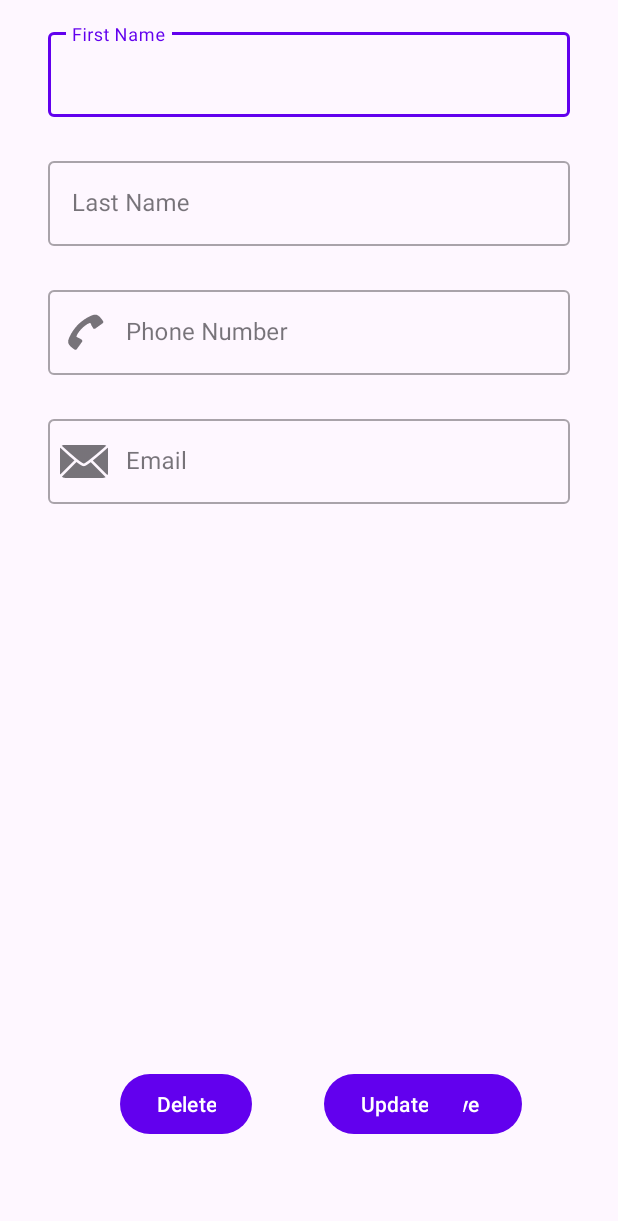
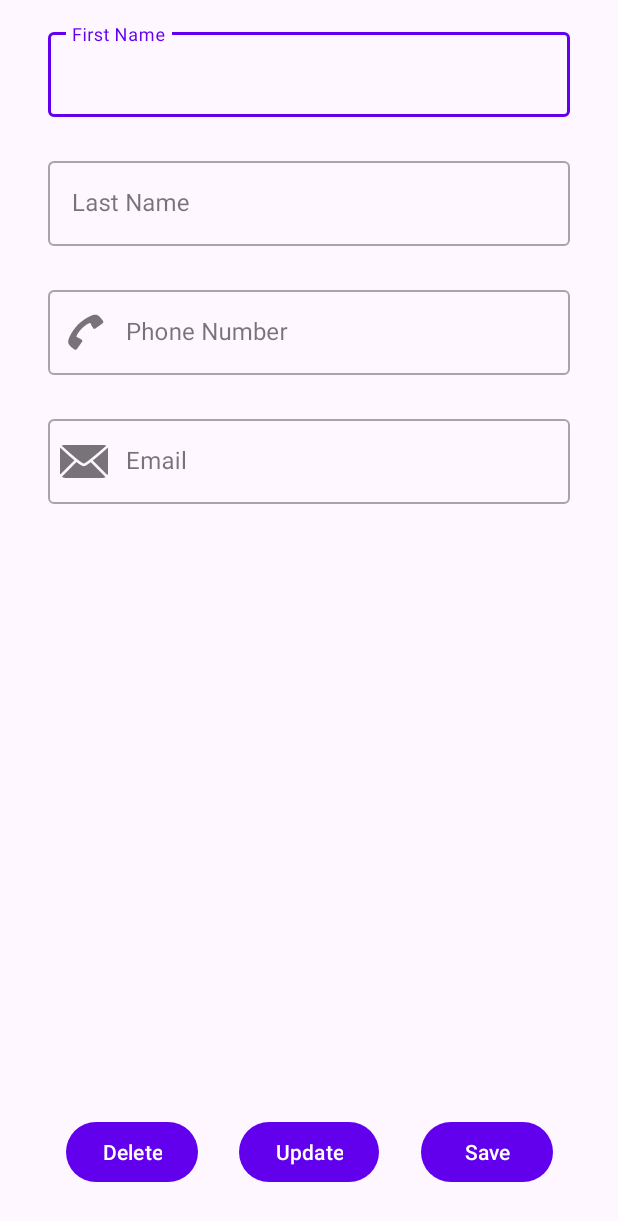
Before and after one commit to stainley/Contact_Entry_Android, an Android app: the MainActivity screen opened directly, with no data from a screen before it, on a phone screen of 412 x 824 dp. Shown: the top 1221 px of the screen. Run offline under Robolectric (Android 15) with nearby library versions, the phone set to English and light mode, and no system bars; 4 statements that could not run were skipped.

Commit message:
Update operation

```diff
--- a/app/src/main/java/ca/app/assasins/contactentryapp/repository/ContactRepository.java
+++ b/app/src/main/java/ca/app/assasins/contactentryapp/repository/ContactRepository.java
@@ -19,7 +19,6 @@ public class ContactRepository {
         contactDao = contactRoom.contactDao();
     }
 
-
     public LiveData<List<Contact>> fetchContacts() {
         return contactDao.fetchAll();
     }
--- a/app/src/main/java/ca/app/assasins/contactentryapp/ui/ContactAdapter.java
+++ b/app/src/main/java/ca/app/assasins/contactentryapp/ui/ContactAdapter.java
@@ -46,6 +46,7 @@ public class ContactAdapter extends RecyclerView.Adapter<ContactAdapter.ContactV
         holder.contactRowCardView.setOnClickListener(contactView -> {
             Intent contactDetailIntent = new Intent(context, MainActivity.class);
             contactDetailIntent.putExtra("contact", contacts.get(position));
+            contactDetailIntent.putExtra("saveBtn", false);
             context.startActivity(contactDetailIntent);
 
         });
--- a/app/src/main/java/ca/app/assasins/contactentryapp/viewmodel/ContactViewModel.java
+++ b/app/src/main/java/ca/app/assasins/contactentryapp/viewmodel/ContactViewModel.java
@@ -37,5 +37,7 @@ public class ContactViewModel extends ViewModel {
         repository.delete(contact);
     }
 
-    public void
+    public void updateContact(Contact contact) {
+        repository.update(contact);
+    }
 }
--- a/app/src/main/res/layout/activity_main.xml
+++ b/app/src/main/res/layout/activity_main.xml
@@ -92,14 +92,14 @@
     </com.google.android.material.textfield.TextInputLayout>
 
 
-
     <com.google.android.material.button.MaterialButton
         android:id="@+id/save_Btn"
         android:layout_width="wrap_content"
         android:layout_height="wrap_content"
-        android:layout_margin="48dp"
         android:text="Save"
         app:layout_constraintBottom_toBottomOf="parent"
+        android:layout_marginBottom="16dp"
+        app:layout_constraintStart_toEndOf="@id/update_Btn"
         app:layout_constraintEnd_toEndOf="parent" />
 
 
@@ -107,23 +107,20 @@
         android:id="@+id/update_Btn"
         android:layout_width="wrap_content"
         android:layout_height="wrap_content"
-        android:layout_margin="48dp"
-        android:layout_marginStart="16dp"
-        android:layout_marginBottom="48dp"
+
         android:text="Update"
         app:layout_constraintBottom_toBottomOf="parent"
-
+        app:layout_constraintEnd_toStartOf="@id/save_Btn"
+        android:layout_marginBottom="16dp"
         app:layout_constraintStart_toEndOf="@id/delete_Btn" />
 
     <com.google.android.material.button.MaterialButton
         android:id="@+id/delete_Btn"
         android:layout_width="wrap_content"
         android:layout_height="wrap_content"
-        android:layout_margin="48dp"
-        android:layout_marginBottom="64dp"
         android:text="Delete"
+        android:layout_marginBottom="16dp"
         app:layout_constraintBottom_toBottomOf="parent"
-        app:layout_constraintEnd_toStartOf="@id/save_Btn"
-        app:layout_constraintHorizontal_bias="0.264"
+        app:layout_constraintEnd_toStartOf="@id/update_Btn"
         app:layout_constraintStart_toStartOf="parent" />
 </androidx.constraintlayout.widget.ConstraintLayout>
```
Also changed, not shown: app/src/main/java/ca/app/assasins/contactentryapp/ui/MainActivity.java (+27 -0 lines).
